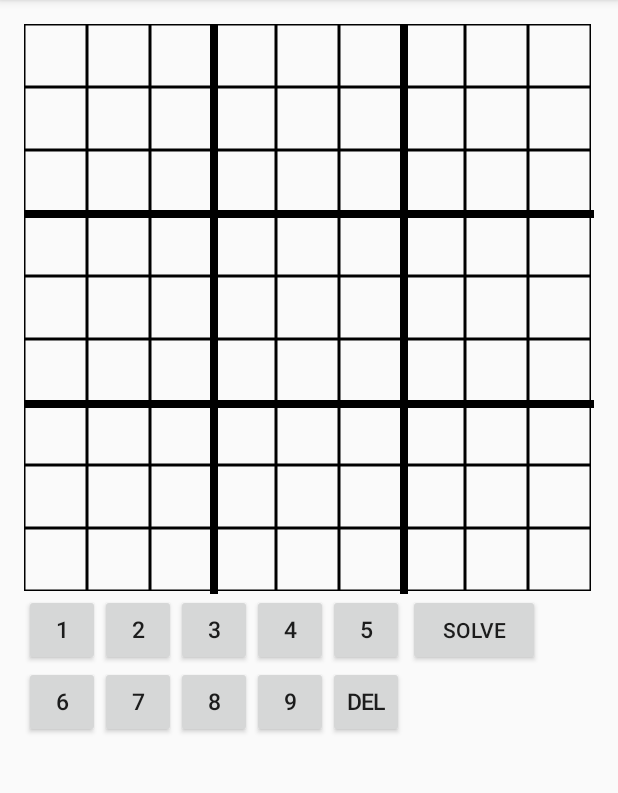
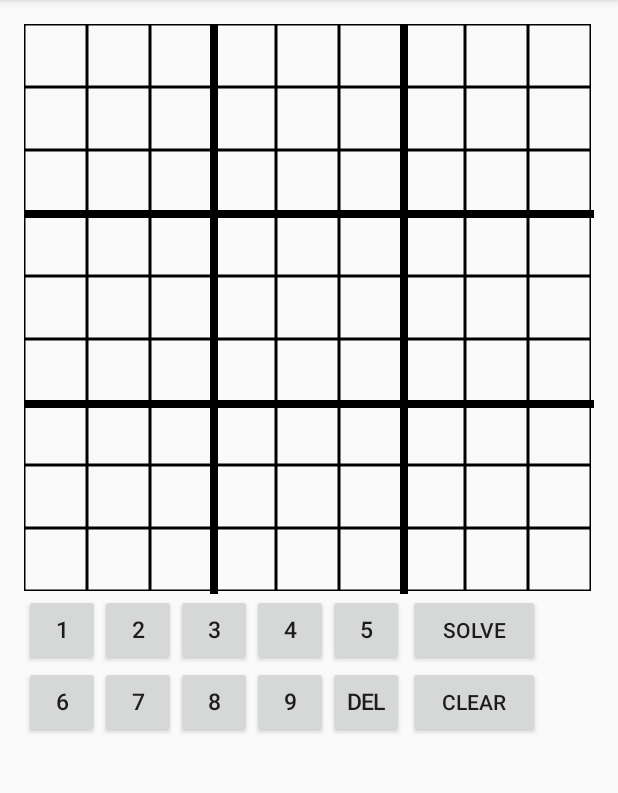
Before and after one commit to sonusainju/sudoku, an Android app: the screen it shows after launch (MainActivity), on a phone screen of 412 x 824 dp, the part 84-877 px from its top. Run offline under Robolectric (Android 15) with nearby library versions, the phone set to English and light mode, and no system bars.

Commit message:
Clear button functionality.

```diff
--- /dev/null
+++ b/app/src/main/java/com/example/android/sudoku/view/clearButton.java
@@ -0,0 +1,34 @@
+package com.example.android.sudoku.view;
+
+import android.support.v7.widget.AppCompatButton;
+import android.view.View;
+
+import android.content.Context;
+import android.support.v7.widget.AppCompatButton;
+import android.util.AttributeSet;
+import android.view.View;
+
+import com.example.android.sudoku.GameEngine;
+import com.example.android.sudoku.Logic;
+import com.example.android.sudoku.view.sudokuGrid.GameGrid;
+import com.example.android.sudoku.view.sudokuGrid.SudokuCell;
+
+/**
+ * Created by sonu's on 2018-07-20.
+ */
+
+public class clearButton extends AppCompatButton implements View.OnClickListener {
+    public GameGrid grid = null;
+
+    public clearButton(Context context, AttributeSet attrs) {
+        super(context, attrs);
+        setOnClickListener(this);
+    }
+
+    @Override
+    public void onClick(View view) {
+        grid = GameEngine.getInstance().getGrid();
+        grid.clearGrid();
+
+    }
+}
--- a/app/src/main/java/com/example/android/sudoku/view/sudokuGrid/BaseSudokuCell.java
+++ b/app/src/main/java/com/example/android/sudoku/view/sudokuGrid/BaseSudokuCell.java
@@ -22,6 +22,8 @@ public class BaseSudokuCell extends View {
         super.onMeasure(widthMeasureSpec, widthMeasureSpec);
     }
 
+    public void setModifiable() {modifiable = true; }
+
     public void setNotModifiable(){
         modifiable = false;
     }
--- a/app/src/main/res/layout/activity_main.xml
+++ b/app/src/main/res/layout/activity_main.xml
@@ -33,6 +33,14 @@
         android:layout_toRightOf="@+id/buttonsGridView"
         android:layout_below="@+id/sudokuGridView"
         />
+    <com.example.android.sudoku.view.clearButton
+        android:id = "@+id/clear_button"
+        android:layout_width="wrap_content"
+        android:layout_height = "wrap_content"
+        android:text = "Clear"
+        android:layout_toRightOf="@+id/buttonsGridView"
+        android:layout_below="@+id/solve_button"
+        />
     <com.example.android.sudoku.view.sudokuLayout
         android:id = "@+id/sudokuLayout"
         android:layout_width="wrap_content"
```
Also changed, not shown: app/src/main/java/com/example/android/sudoku/view/sudokuGrid/GameGrid.java (+8 -0 lines), app/src/main/res/layout/clear_button.xml (added, +8 -0 lines), app/src/main/res/values/attrs_clear_button.xml (added, +8 -0 lines).
